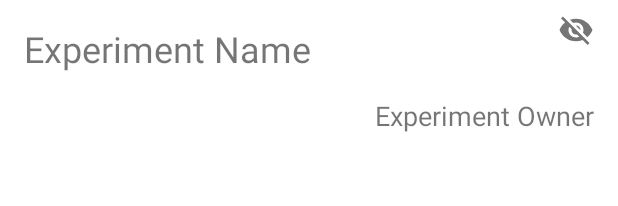
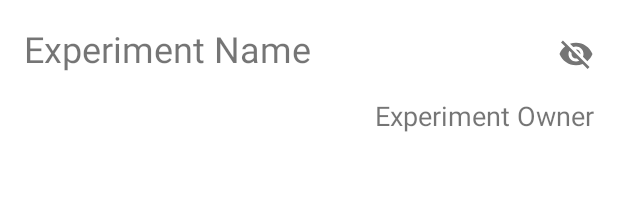
Before and after one commit to CMPUT301W21T03/Experiment-Automata, an Android app: the layout experiment_layout.xml on its own in the app's theme, with its tools: preview values and no code run, on a phone screen of 412 x 824 dp. Shown: the top 206 px of the screen. Run offline under Robolectric (Android 15) with nearby library versions, the phone set to English and light mode, and no system bars.

Commit message:
button and title alignment

```diff
--- a/code/app/src/main/res/layout/experiment_layout.xml
+++ b/code/app/src/main/res/layout/experiment_layout.xml
@@ -7,13 +7,16 @@
 
     <TextView
         android:id="@+id/experimentName"
-        android:layout_width="wrap_content"
+        android:layout_width="0dp"
         android:layout_height="wrap_content"
         android:layout_marginStart="16dp"
         android:layout_marginLeft="16dp"
         android:layout_marginTop="16dp"
+        android:layout_marginEnd="16dp"
+        android:layout_marginRight="16dp"
         android:text="Experiment Name"
         android:textSize="24sp"
+        app:layout_constraintEnd_toStartOf="@+id/publishedCheckbox"
         app:layout_constraintStart_toStartOf="parent"
         app:layout_constraintTop_toTopOf="parent" />
 
@@ -66,5 +69,5 @@
         android:minWidth="0dp"
         android:minHeight="0dp"
         app:layout_constraintEnd_toEndOf="parent"
-        app:layout_constraintTop_toTopOf="parent" />
+        app:layout_constraintTop_toTopOf="@+id/experimentName" />
 </androidx.constraintlayout.widget.ConstraintLayout>
```
